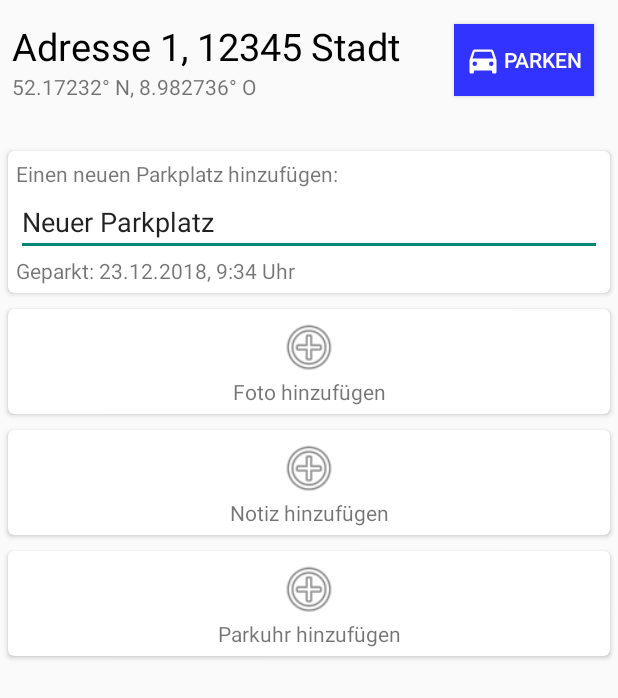
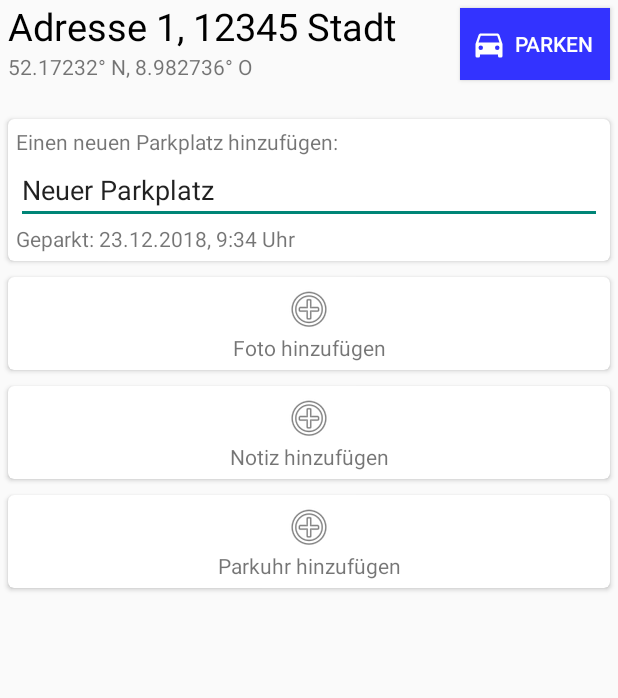
Before and after one commit to cjmoeller/carfinder, an Android app: the layout fragment_new.xml on its own in the app's theme, with its tools: preview values and no code run, on a phone screen of 412 x 824 dp. Shown: the top 698 px of the screen. Run offline under Robolectric (Android 15) with nearby library versions, the phone set to English and light mode, and no system bars.

Commit message:
Layout + Kamera

```diff
--- a/app/src/main/java/de/uni_oldenburg/carfinder/util/Constants.java
+++ b/app/src/main/java/de/uni_oldenburg/carfinder/util/Constants.java
@@ -4,7 +4,6 @@ public class Constants {
     public static final String CREATE_NEW_ENTRY_EXTRA = "CREATE_NEW_ENTRY";
     public static final String NOTIFICATION_CHANNEL_ID = "62387";
     public static final String DATABASE_NAME = "parking-spot-db";
-    public static final String PARKING_SPOT_OBJECT_BUNDLE = "parkingSpot";
     public static final int NOTIFICATION_ID_FOREGROUND_LOCATION = 15;
     public static final int NOTIFICATION_ID_PARKING_DETECTED = 16;
     public static final String LOG_TAG = "default";
@@ -15,4 +14,6 @@ public class Constants {
     public static final String ADDRESS_STRING_EXTRA = "ADDRESS_STRING_EXTRA";
     public static final String LOCATION_DATA_EXTRA = "LOCATION_EXTRA";
     public static final String ADDRESS_RECEIVER = "ADDRESS_RECEIVER";
+    public static final int REQUEST_IMAGE_CAPTURE = 19;
+    public static final String FILEPROVIDER_AUTHORITY = "de.uni_oldenburg.carfinder.fileprovider";
 }
--- a/app/src/main/res/layout/activity_main.xml
+++ b/app/src/main/res/layout/activity_main.xml
@@ -49,7 +49,7 @@
         android:orientation="vertical"
         android:padding="5dp"
         app:behavior_hideable="true"
-        app:behavior_peekHeight="90dp"
+        app:behavior_peekHeight="70dp"
         app:layout_behavior="com.google.android.material.bottomsheet.BottomSheetBehavior">
 
         <LinearLayout
--- a/app/src/main/res/layout/fragment_new.xml
+++ b/app/src/main/res/layout/fragment_new.xml
@@ -1,6 +1,5 @@
 <?xml version="1.0" encoding="utf-8"?>
 <LinearLayout xmlns:android="http://schemas.android.com/apk/res/android"
-    xmlns:app="http://schemas.android.com/apk/res-auto"
     android:layout_height="match_parent"
     android:layout_width="match_parent"
     android:orientation="vertical">
@@ -9,29 +8,25 @@
         android:layout_width="match_parent"
         android:layout_height="wrap_content"
         android:orientation="horizontal"
+        android:weightSum="1"
         android:layout_marginBottom="15dp">
 
-        <androidx.constraintlayout.widget.ConstraintLayout
-            android:layout_width="match_parent"
-            android:layout_height="wrap_content">
+
 
             <LinearLayout
-                android:layout_width="match_parent"
+                android:id="@+id/linearLayout2"
+                android:layout_width="wrap_content"
                 android:layout_height="wrap_content"
-                android:layout_marginStart="8dp"
-                android:orientation="vertical"
-                app:layout_constraintBottom_toBottomOf="parent"
-                app:layout_constraintEnd_toEndOf="parent"
-                app:layout_constraintStart_toStartOf="parent"
-                app:layout_constraintTop_toTopOf="parent">
+                android:layout_marginHorizontal="5dp"
+                android:layout_weight="0.98"
+                android:gravity="clip_horizontal"
+                android:orientation="vertical">
 
 
                 <TextView
                     android:id="@+id/newAddress"
                     android:layout_width="match_parent"
                     android:layout_height="wrap_content"
-                    android:layout_weight="1"
-                    android:drawablePadding="5dp"
                     android:maxLines="1"
                     android:text="Adresse 1, 12345 Stadt"
                     android:textColor="#000"
@@ -47,24 +42,26 @@
 
             </LinearLayout>
 
+        <LinearLayout
+            android:layout_width="wrap_content"
+            android:layout_weight="0.02"
+            android:gravity="right"
+            android:layout_height="wrap_content">
             <Button
-                android:id="@+id/button3"
-                android:layout_width="wrap_content"
+                android:id="@+id/startParkingButton"
+                android:layout_width="100dp"
                 android:layout_height="wrap_content"
-                android:layout_marginTop="16dp"
-                android:layout_marginEnd="16dp"
-                android:layout_marginBottom="16dp"
+
+                android:layout_margin="5dp"
                 android:background="#33f"
                 android:drawableLeft="@drawable/car_white"
                 android:drawablePadding="2dp"
                 android:padding="7dp"
                 android:text="Parken"
                 android:textColor="#fff"
-                app:layout_constraintBottom_toBottomOf="parent"
-                app:layout_constraintEnd_toEndOf="parent"
-                app:layout_constraintTop_toTopOf="parent" />
-        </androidx.constraintlayout.widget.ConstraintLayout>
+               />
 
+        </LinearLayout>
     </LinearLayout>
 
     <!-- For more clarity -->
--- a/app/src/main/res/layout/layout_create.xml
+++ b/app/src/main/res/layout/layout_create.xml
@@ -1,15 +1,21 @@
 <?xml version="1.0" encoding="utf-8"?>
-<LinearLayout xmlns:android="http://schemas.android.com/apk/res/android"
+<androidx.core.widget.NestedScrollView xmlns:android="http://schemas.android.com/apk/res/android"
     xmlns:app="http://schemas.android.com/apk/res-auto"
-    android:orientation="vertical" android:layout_width="match_parent"
-    android:layout_height="match_parent">
+    android:layout_width="match_parent"
+    android:layout_height="match_parent"
+    android:orientation="vertical">
+
+    <LinearLayout
+        android:layout_width="match_parent"
+        android:layout_height="match_parent"
+        android:orientation="vertical">
 
         <androidx.cardview.widget.CardView
             android:layout_width="match_parent"
             android:layout_height="wrap_content"
             android:layout_margin="5dp"
-        app:cardElevation="2dp"
-        app:cardCornerRadius="4dp">
+            app:cardCornerRadius="4dp"
+            app:cardElevation="2dp">
 
             <LinearLayout
                 android:layout_width="match_parent"
@@ -24,7 +30,7 @@
                     android:text="Einen neuen Parkplatz hinzufügen:" />
 
                 <EditText
-                android:id="@+id/editText"
+                    android:id="@+id/createParkingSpotName"
                     android:layout_width="match_parent"
                     android:layout_height="wrap_content"
                     android:ems="10"
@@ -32,7 +38,7 @@
                     android:text="Neuer Parkplatz" />
 
                 <TextView
-                android:id="@+id/textView4"
+                    android:id="@+id/createDate"
                     android:layout_width="match_parent"
                     android:layout_height="wrap_content"
                     android:text="Geparkt: 23.12.2018, 9:34 Uhr" />
@@ -44,100 +50,101 @@
 
 
         <androidx.cardview.widget.CardView
+            android:id="@+id/createPicture"
             android:layout_width="match_parent"
             android:layout_height="wrap_content"
             android:layout_margin="5dp"
-        app:cardElevation="2dp"
-        app:cardCornerRadius="4dp">
+            app:cardCornerRadius="4dp"
+            app:cardElevation="2dp">
 
             <LinearLayout
                 android:layout_width="match_parent"
                 android:layout_height="match_parent"
-            android:orientation="vertical"
-            android:layout_margin="5dp">
-
+                android:layout_margin="5dp"
+                android:orientation="vertical">
 
 
                 <ImageView
-                android:id="@+id/imageView"
+                    android:id="@+id/imageViewPicture"
                     android:layout_width="match_parent"
-                android:layout_height="40dp"
+                    android:layout_height="match_parent"
+                    android:scaleType="centerInside"
                     app:srcCompat="@android:drawable/ic_menu_add" />
+
 
                 <TextView
                     android:id="@+id/textView7"
                     android:layout_width="match_parent"
                     android:layout_height="wrap_content"
-                android:textAlignment="center"
-                android:text="Foto hinzufügen" />
+                    android:text="Foto hinzufügen"
+                    android:textAlignment="center" />
             </LinearLayout>
 
         </androidx.cardview.widget.CardView>
 
 
         <androidx.cardview.widget.CardView
+            android:id="@+id/createNote"
             android:layout_width="match_parent"
             android:layout_height="wrap_content"
             android:layout_margin="5dp"
-        app:cardElevation="2dp"
-        app:cardCornerRadius="4dp">
+            app:cardCornerRadius="4dp"
+            app:cardElevation="2dp">
 
             <LinearLayout
                 android:layout_width="match_parent"
                 android:layout_height="match_parent"
-            android:orientation="vertical"
-            android:layout_margin="5dp">
-
+                android:layout_margin="5dp"
+                android:orientation="vertical">
 
 
                 <ImageView
                     android:id="@+id/imageView2"
                     android:layout_width="match_parent"
-                android:layout_height="40dp"
+                    android:layout_height="match_parent"
                     app:srcCompat="@android:drawable/ic_menu_add" />
 
                 <TextView
                     android:id="@+id/textView8"
                     android:layout_width="match_parent"
                     android:layout_height="wrap_content"
-                android:textAlignment="center"
-                android:text="Notiz hinzufügen" />
+                    android:text="Notiz hinzufügen"
+                    android:textAlignment="center" />
             </LinearLayout>
 
         </androidx.cardview.widget.CardView>
 
         <androidx.cardview.widget.CardView
+            android:id="@+id/createClock"
             android:layout_width="match_parent"
             android:layout_height="wrap_content"
             android:layout_margin="5dp"
-        app:cardElevation="2dp"
-        app:cardCornerRadius="4dp">
+            app:cardCornerRadius="4dp"
+            app:cardElevation="2dp">
 
             <LinearLayout
                 android:layout_width="match_parent"
                 android:layout_height="match_parent"
-            android:orientation="vertical"
-            android:layout_margin="5dp">
-
+                android:layout_margin="5dp"
+                android:orientation="vertical">
 
 
                 <ImageView
                     android:id="@+id/imageView3"
                     android:layout_width="match_parent"
-                android:layout_height="40dp"
+                    android:layout_height="match_parent"
                     app:srcCompat="@android:drawable/ic_menu_add" />
 
                 <TextView
                     android:id="@+id/textView9"
                     android:layout_width="match_parent"
                     android:layout_height="wrap_content"
-                android:textAlignment="center"
-                android:text="Parkuhr hinzufügen" />
+                    android:text="Parkuhr hinzufügen"
+                    android:textAlignment="center" />
             </LinearLayout>
 
         </androidx.cardview.widget.CardView>
 
 
-
-
     </LinearLayout>
+</androidx.core.widget.NestedScrollView>
--- /dev/null
+++ b/app/src/main/res/xml/file_paths.xml
@@ -0,0 +1,6 @@
+<?xml version="1.0" encoding="utf-8"?>
+<paths>
+    <external-path
+        name="my_images"
+        path="." />
+</paths>
```
Also changed, not shown: app/src/main/AndroidManifest.xml (+13 -0 lines), app/src/main/java/de/uni_oldenburg/carfinder/activities/MainActivity.java (+6 -15 lines), app/src/main/java/de/uni_oldenburg/carfinder/fragments/ExistingParkingSpotFragment.java (+5 -2 lines), app/src/main/java/de/uni_oldenburg/carfinder/fragments/NewParkingSpotFragment.java (+91 -2 lines), app/src/main/java/de/uni_oldenburg/carfinder/util/PhotoUtils.java (added, +47 -0 lines), app/src/main/res/layout/fragment_existing.xml (+16 -24 lines). Lines whose indentation alone changed are shown as unchanged.
